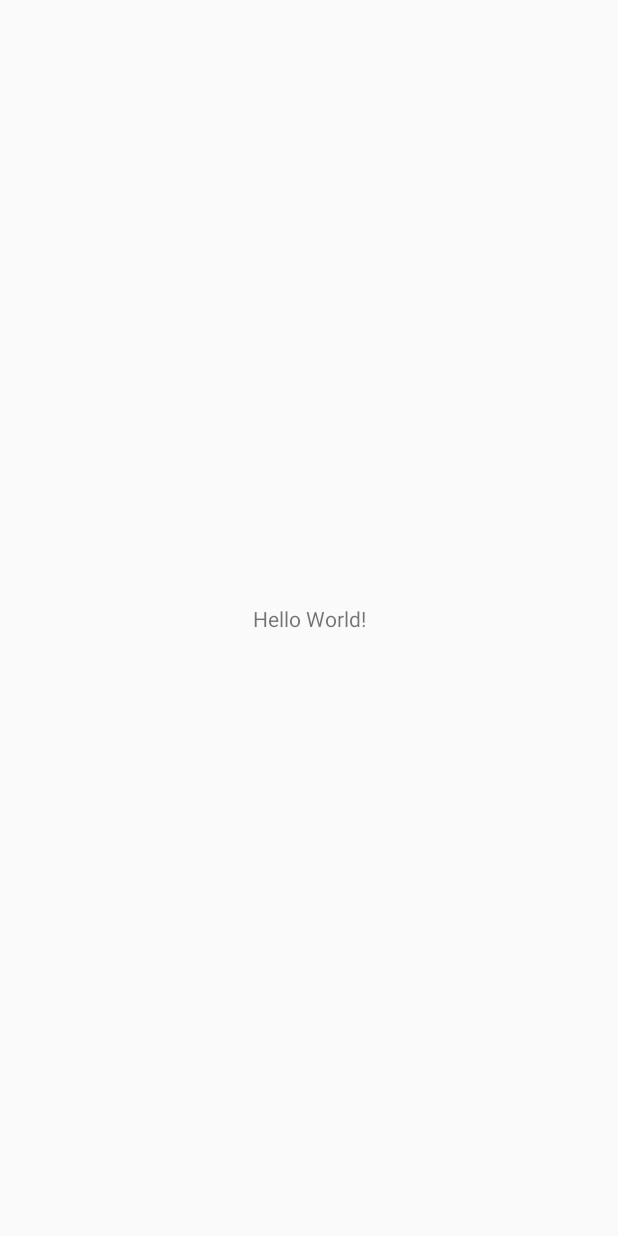
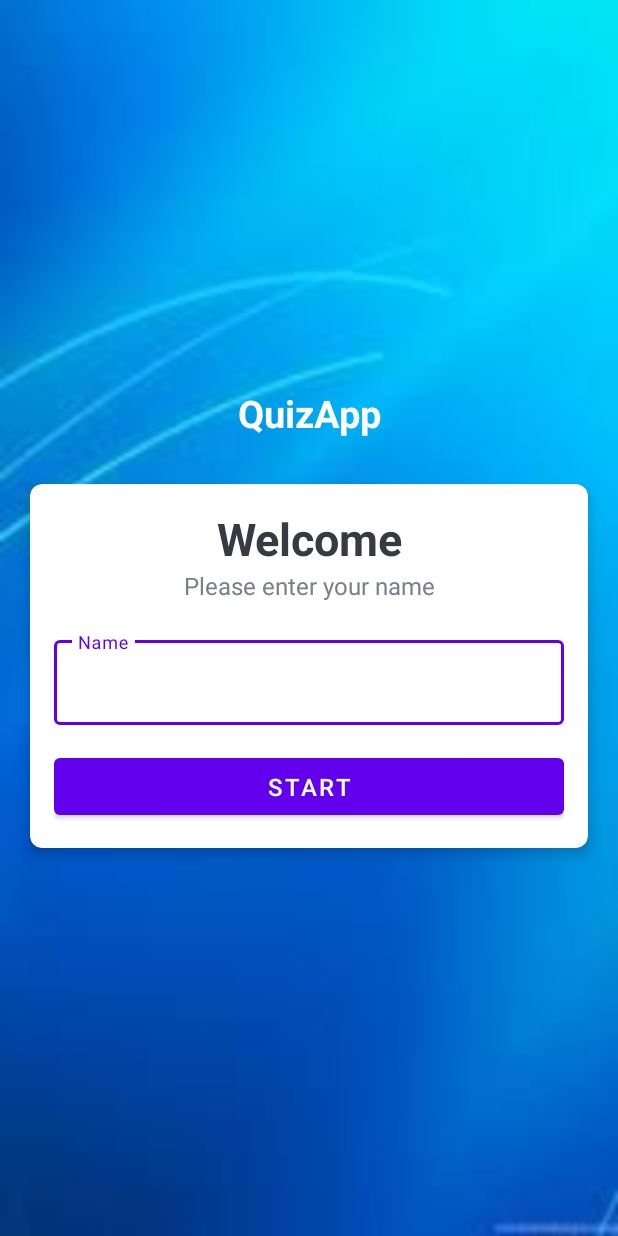
Before and after one commit to varunvjha/QuizApp, an Android app: the screen it shows after launch (MainActivity), on a phone screen of 412 x 824 dp. Before the commit the screen is almost empty. Run offline under Robolectric (Android 15) with nearby library versions, the phone set to English and light mode, and no system bars.

Commit message:
MainActivity.kt and UI made

```diff
--- a/app/src/main/AndroidManifest.xml
+++ b/app/src/main/AndroidManifest.xml
@@ -11,7 +11,9 @@
         android:theme="@style/Theme.QuizApp">
         <activity android:name=".MainActivity"
             android:screenOrientation="portrait"
-            android:theme="@style/NoActionBarTheme">
+            android:theme="@style/NoActionBarTheme"
+            android:windowSoftInputMode="adjustResize">
+
             <intent-filter>
                 <action android:name="android.intent.action.MAIN" />
 
--- a/app/src/main/java/com/example/quizapp/MainActivity.kt
+++ b/app/src/main/java/com/example/quizapp/MainActivity.kt
@@ -2,10 +2,13 @@ package com.example.quizapp
 
 import androidx.appcompat.app.AppCompatActivity
 import android.os.Bundle
+import android.view.View
 
+@Suppress("DEPRECATION")
 class MainActivity : AppCompatActivity() {
     override fun onCreate(savedInstanceState: Bundle?) {
         super.onCreate(savedInstanceState)
         setContentView(R.layout.activity_main)
+        window.decorView.systemUiVisibility = View.SYSTEM_UI_FLAG_FULLSCREEN
     }
 }
--- a/app/src/main/res/layout/activity_main.xml
+++ b/app/src/main/res/layout/activity_main.xml
@@ -1,18 +1,79 @@
 <?xml version="1.0" encoding="utf-8"?>
-<androidx.constraintlayout.widget.ConstraintLayout xmlns:android="http://schemas.android.com/apk/res/android"
+<LinearLayout xmlns:android="http://schemas.android.com/apk/res/android"
     xmlns:app="http://schemas.android.com/apk/res-auto"
     xmlns:tools="http://schemas.android.com/tools"
     android:layout_width="match_parent"
     android:layout_height="match_parent"
+    android:gravity="center"
+    android:background="@drawable/appbg"
+    android:orientation="vertical"
     tools:context=".MainActivity">
 
     <TextView
         android:layout_width="wrap_content"
         android:layout_height="wrap_content"
-        android:text="Hello World!"
-        app:layout_constraintBottom_toBottomOf="parent"
-        app:layout_constraintLeft_toLeftOf="parent"
-        app:layout_constraintRight_toRightOf="parent"
-        app:layout_constraintTop_toTopOf="parent" />
+        android:text="QuizApp"
+        android:layout_marginBottom="30dp"
+        android:textSize="25dp"
+        android:textStyle="bold"
+        android:gravity="center"
+        android:textColor="@color/white"
+        />
+    <androidx.cardview.widget.CardView
+        android:layout_width="match_parent"
+        android:layout_height="wrap_content"
+        android:layout_marginStart="20dp"
+        android:layout_marginEnd="20dp"
+        android:background="@color/white"
+        app:cardCornerRadius="8dp"
+        app:cardElevation="5dp" >
+        <LinearLayout
+            android:layout_width="match_parent"
+            android:layout_height="wrap_content"
+            android:orientation="vertical"
+            android:padding="16dp">
+            <TextView
+                android:layout_width="match_parent"
+                android:layout_height="wrap_content"
+                android:gravity="center"
+                android:text="Welcome"
+                android:textColor="#363A43"
+                android:textSize="30sp"
+                android:textStyle="bold"
+                />
+            <TextView
+                android:layout_width="match_parent"
+                android:layout_height="wrap_content"
+                android:gravity="center"
+                android:text="Please enter your name"
+                android:textColor="#7A8089"
+                android:textSize="16sp"
+                />
+            <com.google.android.material.textfield.TextInputLayout
+                android:layout_width="match_parent"
+                android:layout_height="wrap_content"
+                android:layout_marginTop="20dp"
+                style="@style/Widget.MaterialComponents.TextInputLayout.OutlinedBox">
+                <androidx.appcompat.widget.AppCompatEditText
+                    android:layout_width="match_parent"
+                    android:layout_height="wrap_content"
+                    android:hint="Name"
+                    android:textColor="#363A43"
+                    android:textColorHint="#7A8089"
+                    />
+            </com.google.android.material.textfield.TextInputLayout>
+            <Button
+                android:id="@+id/btn_start"
+                android:layout_width="match_parent"
+                android:layout_height="wrap_content"
+                android:layout_marginTop="16dp"
+                android:text="Start"
+                android:padding="8dp"
+                android:textSize="16sp">
 
-</androidx.constraintlayout.widget.ConstraintLayout>
+            </Button>
+        </LinearLayout>
+
+    </androidx.cardview.widget.CardView>
+
+</LinearLayout>
--- a/app/src/main/res/values-night/themes.xml
+++ b/app/src/main/res/values-night/themes.xml
@@ -13,7 +13,7 @@
         <item name="android:statusBarColor" tools:targetApi="l">?attr/colorPrimaryVariant</item>
         <!-- Customize your theme here. -->
     </style>
-    <style name="NoActionBarTheme" parent="Theme.AppCompat.Light.NoActionBar">
+    <style name="NoActionBarTheme" parent="Theme.MaterialComponents.Light.NoActionBar">
         <!-- Primary brand color. -->
         <item name="colorPrimary">@color/purple_500</item>
         <item name="colorPrimaryVariant">@color/purple_700</item>
--- a/app/src/main/res/values/themes.xml
+++ b/app/src/main/res/values/themes.xml
@@ -13,7 +13,7 @@
         <item name="android:statusBarColor" tools:targetApi="l">?attr/colorPrimaryVariant</item>
         <!-- Customize your theme here. -->
     </style>
-    <style name="NoActionBarTheme" parent="Theme.AppCompat.Light.NoActionBar">
+    <style name="NoActionBarTheme" parent="Theme.MaterialComponents.Light.NoActionBar">
         <!-- Primary brand color. -->
         <item name="colorPrimary">@color/purple_500</item>
         <item name="colorPrimaryVariant">@color/purple_700</item>
```
Also changed, not shown: app/src/main/res/drawable-v24/appbg.png (added).
